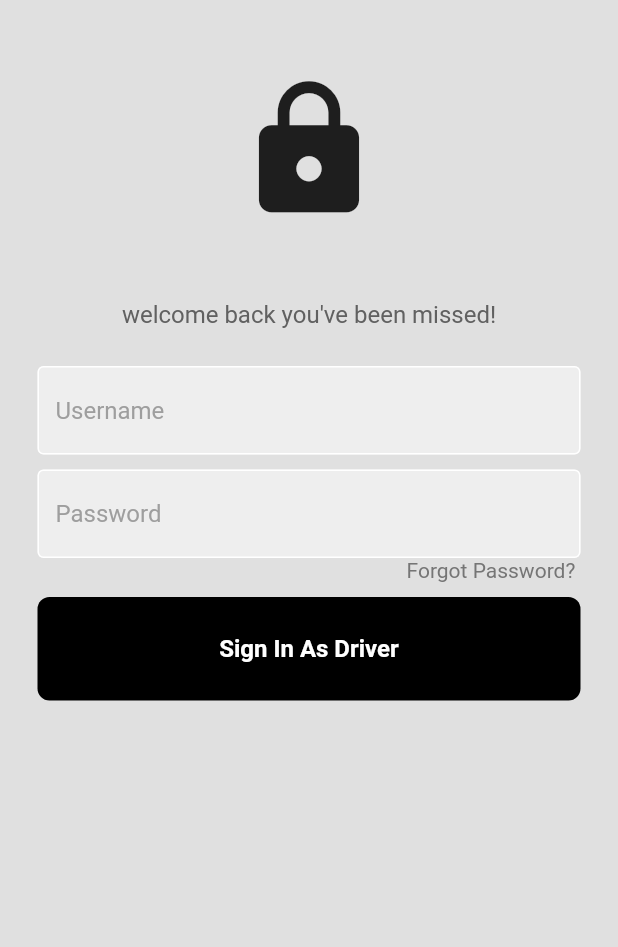
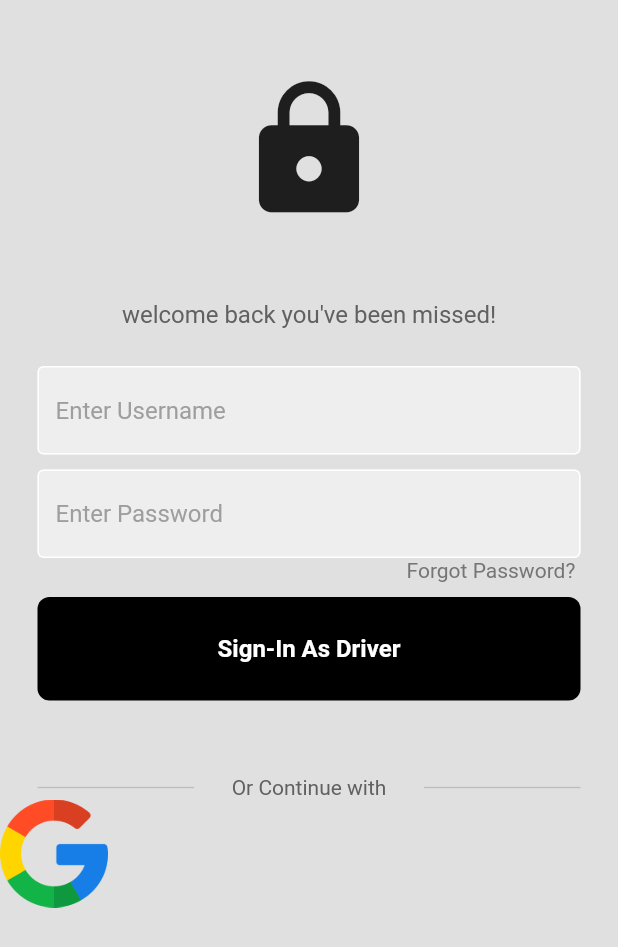
Before and after one commit to RAMALITSE/driver, a Flutter app: the screen it shows after launch, on a phone screen of 412 x 824 dp. Shown: the top 947 px of the screen. Run offline on Flutter 3.47's test engine with Material 2 defaults, Android fonts, the phone set to English and light mode, and no system bars.

Commit message:
second commit

```diff
--- a/lib/componets/mybuttons.dart
+++ b/lib/componets/mybuttons.dart
@@ -1,28 +1,31 @@
 import 'package:flutter/material.dart';
 
 class mybuttons extends StatelessWidget {
-
-  const mybuttons({super.key});
+  final Function()? onTap;
+  const mybuttons({super.key, required this.onTap});
 
   @override
   Widget build(BuildContext context) {
-    return Container(
-      padding: EdgeInsets.all(25),
-      margin: EdgeInsets.symmetric(horizontal: 25),
+    return GestureDetector(
+      onTap: onTap,
+      child: Container(
+        padding: const EdgeInsets.all(25),
+        margin: const EdgeInsets.symmetric(horizontal: 25),
         decoration: BoxDecoration(
           color: Colors.black,
           borderRadius: BorderRadius.circular(8),
         ),
-      child:const Center(
+        child: const Center(
           child: Text(
-            "Sign In As Driver",
+            "Sign-In As Driver",
             style: TextStyle(
               color: Colors.white,
               fontWeight: FontWeight.bold,
               fontSize: 16,
             ),
           ),
-      )
+        ),
+      ),
     );
   }
 }
--- a/lib/pages/loginPage.dart
+++ b/lib/pages/loginPage.dart
@@ -6,8 +6,15 @@ import '../componets/mybuttons.dart';
 class LoginPage extends StatelessWidget {
   LoginPage({super.key});
 
+  //text editing controllers
   final usernameController = TextEditingController();
   final passwordControler = TextEditingController();
+
+  //sign user in method
+  void signUserIn(){
+
+  }
+
 
   @override
   Widget build(BuildContext context) {
@@ -40,7 +47,7 @@ class LoginPage extends StatelessWidget {
 
           mytextfield(
             controller: usernameController,
-            hintText: 'Username',
+            hintText: 'Enter Username',
             obscureText: false,
           ),
 
@@ -49,7 +56,7 @@ class LoginPage extends StatelessWidget {
 
           mytextfield(
             controller: passwordControler,
-            hintText: 'Password',
+            hintText: 'Enter Password',
             obscureText: true,
           ),
           // forget password
@@ -67,9 +74,49 @@ class LoginPage extends StatelessWidget {
           ),
 
           const SizedBox(height: 10),
+
           // sign in button
-            const mybuttons(),
+             mybuttons(
+              onTap:signUserIn ,
+            ),
           // sign in wit google
+          const SizedBox(height: 50),
+
+          //or continue with
+         Padding(
+           padding: const EdgeInsets.symmetric(horizontal: 25.0),
+           child: Row(
+             children: [
+               Expanded(child: Divider(
+                 thickness: 0.9,
+                 color: Colors.grey[400],
+               ),
+               ),
+                Padding(
+                 padding: const EdgeInsets.symmetric(horizontal: 25.0),
+                 child: Text(
+                   'Or Continue with',
+                    style: TextStyle(color: Colors.grey[700]),
+                 ),
+
+               ),
+
+               Expanded(child: Divider(
+                 thickness: 0.9,
+                 color: Colors.grey[400],
+               ),
+               ),
+             ],
+           ),
+         ),
+
+        //google sin in
+              Row(
+                children: [
+                  Image.asset('lib/images/google.png',
+                  height: 72,),
+                ],
+              )
 
           //not a member? sin in
         ])),
```
Also changed, not shown: lib/componets/square_shape.dart (added). Lines whose indentation alone changed are shown as unchanged.
